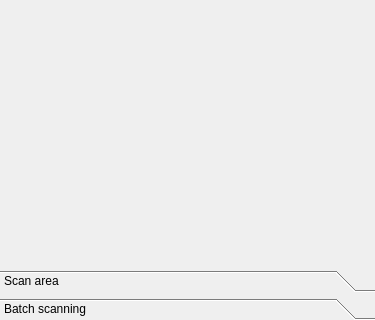
Qt form gui/ui/OptionsWidget.ui (mensinda/qScan) before a commit; both pictures show x 0 to 375 and y 180 to 500 of the 375 by 500 pixel window.
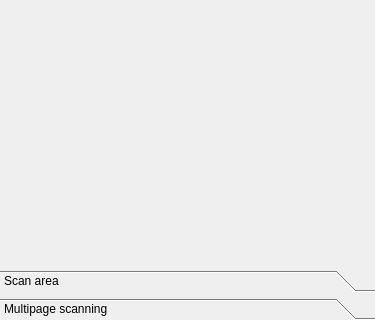
The same form after that commit.

Diff of the .ui file:
```diff
--- a/gui/ui/OptionsWidget.ui
+++ b/gui/ui/OptionsWidget.ui
@@ -257,7 +257,7 @@
        </rect>
       </property>
       <attribute name="label">
-       <string>Batch scanning</string>
+       <string>Multipage scanning</string>
       </attribute>
       <layout class="QGridLayout" name="gridLayout_2">
        <item row="0" column="1">
```
